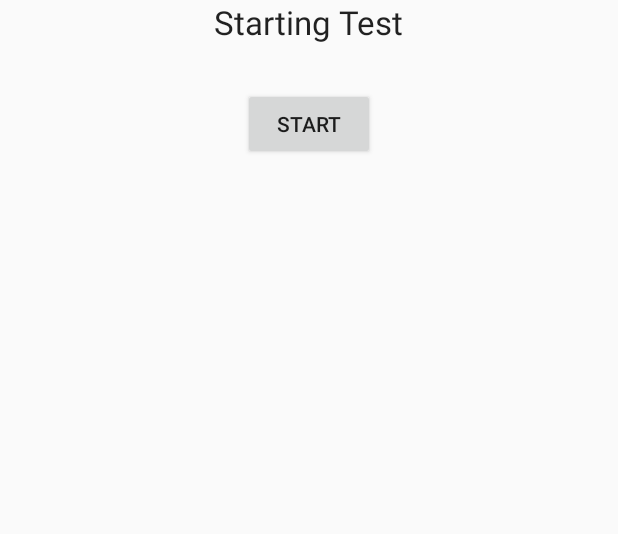
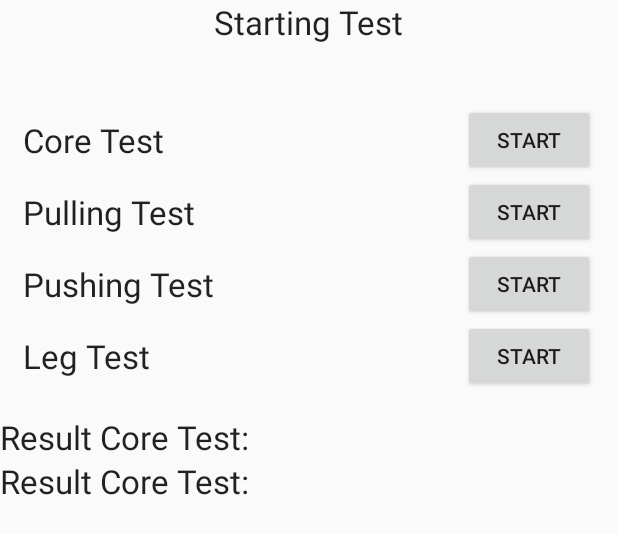
Before and after one commit to zaraki123/NewProject, an Android app: the layout starting_test.xml on its own in the app's theme, with its tools: preview values and no code run, on a phone screen of 412 x 824 dp. Shown: the top 534 px of the screen. Run offline under Robolectric (Android 15) with nearby library versions, the phone set to English and light mode, and no system bars.

Commit message:
Starting Test iniziato

```diff
--- a/app/src/main/java/com/example/nelson/caliplay/MyApplication.java
+++ b/app/src/main/java/com/example/nelson/caliplay/MyApplication.java
@@ -11,9 +11,10 @@ public class MyApplication extends Application
 {
 
     private DataManager dataManager;
-    public DataManager getDataManagerUser() {
+    public DataManager getDataManager() {
         return this.dataManager;
     }
+
 
     @Override
     public void onCreate()
--- a/app/src/main/java/com/example/nelson/caliplay/UserProfile.java
+++ b/app/src/main/java/com/example/nelson/caliplay/UserProfile.java
@@ -271,7 +271,7 @@ public class UserProfile extends AppCompatActivity implements NumberPicker.OnVal
 
         // check the forms and the options before saving everything into the database
 
-        if (app.getDataManagerUser().findUser(username.getText().toString()) != null) {
+        if (app.getDataManager().findUser(username.getText().toString()) != null) {
             Toast.makeText(UserProfile.this, "Username not available", Toast.LENGTH_SHORT).show();
         } else if (username.getText().toString().matches("") || username.getText().toString().contains(" ")) {
             Toast.makeText(UserProfile.this, "Type a valid username without empty spaces", Toast.LENGTH_SHORT).show();
@@ -299,8 +299,8 @@ public class UserProfile extends AppCompatActivity implements NumberPicker.OnVal
             trainer.setSportPresent(sportOfPresent);
             trainer.setSportPast(sportOfPast);
 
-            app.getDataManagerUser().saveUser(trainer);
-            trainer2 = app.getDataManagerUser().findUser("Giovanni");
+            app.getDataManager().saveUser(trainer);
+            trainer2 = app.getDataManager().findUser("Giovanni");
             if (trainer2 != null) {
                 System.out.println(trainer2.getUsername());
                 System.out.println(trainer2.getSex());
--- a/app/src/main/java/com/example/nelson/caliplay/data/ExerciseDao.java
+++ b/app/src/main/java/com/example/nelson/caliplay/data/ExerciseDao.java
@@ -132,7 +132,7 @@ public class ExerciseDao implements Dao<Exercise>  {
 
     public Exercise find (String name) {
         long exerciseId = 0L;
-        String sql = "select_id from " + ExerciseTable.TABLE_NAME
+        String sql = "select _id from " + ExerciseTable.TABLE_NAME
                 + " where upper(" + ExerciseTable.ExerciseColumns.NAME + ") = ? limit 1";
         Cursor c = db.rawQuery(sql,
                 new String[]
--- a/app/src/main/res/layout/exercise_overview.xml
+++ b/app/src/main/res/layout/exercise_overview.xml
@@ -11,5 +11,11 @@
         android:id="@+id/exercise_name"
         android:layout_gravity="center_horizontal" />
 
+        <VideoView
+            android:id="@+id/video"
+            android:layout_width="300dp"
+            android:layout_height="300dp"
+            android:layout_gravity="center"
+            android:layout_marginTop="30dp"/>
 
 </LinearLayout>
--- a/app/src/main/res/layout/starting_test.xml
+++ b/app/src/main/res/layout/starting_test.xml
@@ -1,29 +1,132 @@
 <?xml version="1.0" encoding="utf-8"?>
 <LinearLayout xmlns:android="http://schemas.android.com/apk/res/android"
-    android:orientation="vertical" android:layout_width="match_parent"
-    android:layout_height="match_parent">
+    android:layout_width="match_parent"
+    android:layout_height="match_parent"
+    android:orientation="vertical">
 
     <TextView
         android:layout_width="wrap_content"
         android:layout_height="wrap_content"
+        android:layout_gravity="center_horizontal"
+        android:text="Starting Test"
+        android:textAppearance="?android:attr/textAppearanceLarge" />
+
+    <RelativeLayout
+        android:layout_width="match_parent"
+        android:layout_marginTop="40dp"
+        android:layout_height="wrap_content"
+        android:orientation="horizontal">
+
+        <TextView
+            android:id="@+id/coreTest"
+            android:layout_width="wrap_content"
+            android:layout_height="wrap_content"
+            android:layout_centerVertical="true"
+            android:layout_marginLeft="15dp"
+            android:text="Core Test"
+            android:textAppearance="?android:attr/textAppearanceLarge" />
+
+        <Button
+            android:id="@+id/startCoreTest"
+            android:layout_width="wrap_content"
+            android:layout_height="wrap_content"
+            android:layout_alignParentRight="true"
+            android:layout_marginRight="15dp"
+            android:onClick="start"
+            android:text="start" />
+
+    </RelativeLayout>
+
+    <RelativeLayout
+        android:layout_width="match_parent"
+        android:layout_height="wrap_content"
+        android:orientation="horizontal">
+
+        <TextView
+            android:id="@+id/pullTest"
+            android:layout_width="wrap_content"
+            android:layout_height="wrap_content"
+            android:layout_centerVertical="true"
+            android:layout_marginLeft="15dp"
+            android:text="Pulling Test"
+            android:textAppearance="?android:attr/textAppearanceLarge" />
+
+        <Button
+            android:id="@+id/startPullTest"
+            android:layout_width="wrap_content"
+            android:layout_height="wrap_content"
+            android:layout_alignParentRight="true"
+            android:layout_gravity="right"
+            android:layout_marginRight="15dp"
+            android:onClick="start"
+            android:text="start" />
+
+    </RelativeLayout>
+
+    <RelativeLayout
+        android:layout_width="match_parent"
+        android:layout_height="wrap_content"
+        android:orientation="horizontal">
+
+        <TextView
+            android:id="@+id/pushTest"
+            android:layout_width="wrap_content"
+            android:layout_height="wrap_content"
+            android:layout_centerVertical="true"
+            android:layout_marginLeft="15dp"
+            android:text="Pushing Test"
+            android:textAppearance="?android:attr/textAppearanceLarge" />
+
+        <Button
+            android:id="@+id/startPushTest"
+            android:layout_width="wrap_content"
+            android:layout_height="wrap_content"
+            android:layout_alignParentRight="true"
+            android:layout_gravity="center_horizontal"
+            android:layout_marginRight="15dp"
+            android:onClick="start"
+            android:text="start" />
+
+    </RelativeLayout>
+
+
+
+    <RelativeLayout
+        android:layout_width="match_parent"
+        android:layout_height="wrap_content"
+        android:orientation="horizontal">
+
+        <TextView
+            android:id="@+id/legTest"
+            android:layout_width="wrap_content"
+            android:layout_height="wrap_content"
+            android:layout_centerVertical="true"
+            android:layout_marginLeft="15dp"
+            android:text="Leg Test"
+            android:textAppearance="?android:attr/textAppearanceLarge" />
+
+        <Button
+            android:id="@+id/startLegTestTest"
+            android:layout_width="wrap_content"
+            android:layout_height="wrap_content"
+            android:layout_alignParentRight="true"
+            android:layout_marginRight="15dp"
+            android:onClick="start"
+            android:text="start" />
+    </RelativeLayout>
+
+    <TextView
+        android:layout_width="wrap_content"
+        android:layout_marginTop="15dp"
+        android:layout_height="wrap_content"
         android:textAppearance="?android:attr/textAppearanceLarge"
-        android:text="Starting Test"
-        android:layout_gravity="center_horizontal" />
-
+        android:text="Result Core Test:"
+ />
     <TextView
         android:layout_width="wrap_content"
         android:layout_height="wrap_content"
         android:textAppearance="?android:attr/textAppearanceLarge"
-        android:id="@+id/exercise_name"
-        android:layout_gravity="center_horizontal" />
-
-    <Button
-        android:layout_width="wrap_content"
-        android:layout_height="wrap_content"
-        android:text="start"
-        android:id="@+id/startTest"
-        android:layout_gravity="center_horizontal"
-        android:onClick="start"/>
-
+        android:text="Result Core Test:"
+        android:id="@+id/seconds" />
 
 </LinearLayout>
```
Also changed, not shown: app/src/main/AndroidManifest.xml (+10 -0 lines), app/src/main/java/com/example/nelson/caliplay/ExerciseOverview.java (+14 -3 lines), app/src/main/java/com/example/nelson/caliplay/ExerciseProfile.java (+21 -15 lines), app/src/main/java/com/example/nelson/caliplay/MainActivity.java (+10 -1 lines), app/src/main/java/com/example/nelson/caliplay/UserPrint.java (+4 -4 lines), app/src/main/java/com/example/nelson/caliplay/test/StartingTest.java (+54 -6 lines), app/src/main/java/com/example/nelson/caliplay/test/TestResult.java (+12 -8 lines), app/src/main/java/com/example/nelson/caliplay/test/Timer.java (+33 -12 lines), app/src/main/res/layout/activity_main.xml (+8 -0 lines), app/src/main/res/layout/timer.xml (renamed from app/src/main/res/layout/strength_test.xml).
